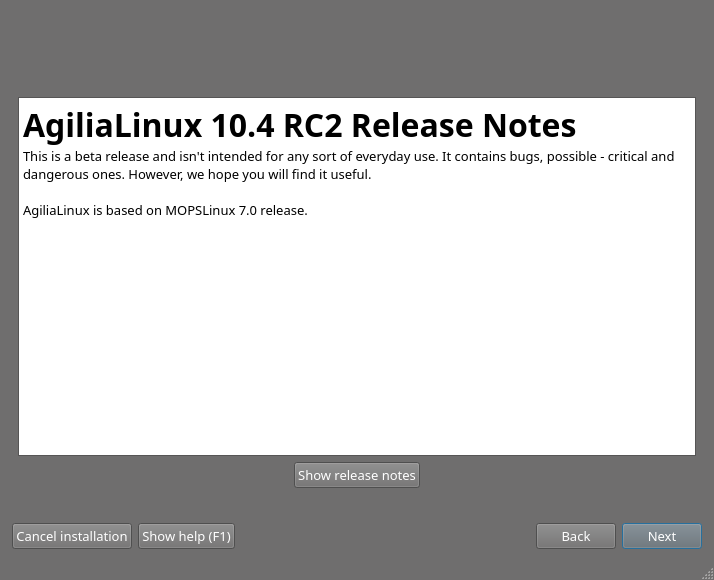
This is guiinstaller/guisetup/mainwindow.ui in aix27249/mpkg as Qt 5 draws it before an edit. The edited form follows.
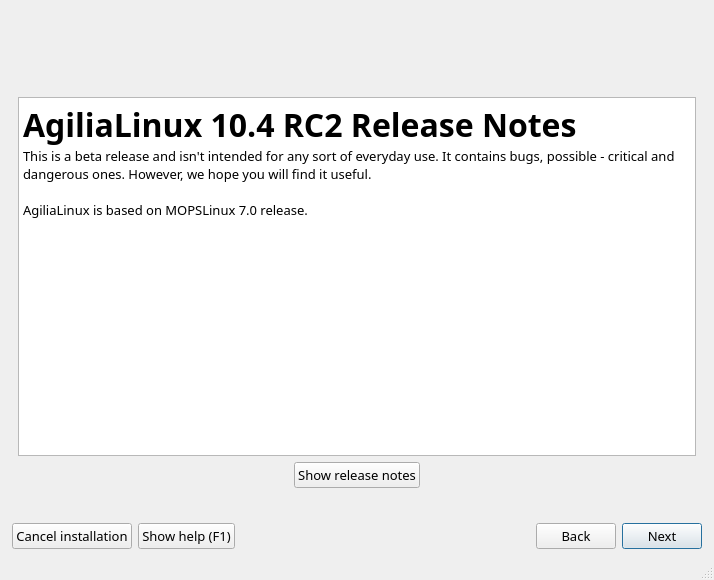
This is the edited form. The open tabs and pages were chosen to show the change. Icons and pictures are not drawn.

Commit message: reset installer colors to default theme: it is better when colors are selected by global theme setup, not app-specific

Patch:
```diff
--- a/guiinstaller/guisetup/mainwindow.ui
+++ b/guiinstaller/guisetup/mainwindow.ui
@@ -28,421 +28,6 @@
     <height>580</height>
    </size>
   </property>
-  <property name="palette">
-   <palette>
-    <active>
-     <colorrole role="WindowText">
-      <brush brushstyle="SolidPattern">
-       <color alpha="255">
-        <red>255</red>
-        <green>255</green>
-        <blue>255</blue>
-       </color>
-      </brush>
-     </colorrole>
-     <colorrole role="Button">
-      <brush brushstyle="SolidPattern">
-       <color alpha="255">
-        <red>111</red>
-        <green>110</green>
-        <blue>110</blue>
-       </color>
-      </brush>
-     </colorrole>
-     <colorrole role="Light">
-      <brush brushstyle="SolidPattern">
-       <color alpha="255">
-        <red>167</red>
-        <green>165</green>
-        <blue>165</blue>
-       </color>
-      </brush>
-     </colorrole>
-     <colorrole role="Midlight">
-      <brush brushstyle="SolidPattern">
-       <color alpha="255">
-        <red>139</red>
-        <green>137</green>
-        <blue>137</blue>
-       </color>
-      </brush>
-     </colorrole>
-     <colorrole role="Dark">
-      <brush brushstyle="SolidPattern">
-       <color alpha="255">
-        <red>55</red>
-        <green>55</green>
-        <blue>55</blue>
-       </color>
-      </brush>
-     </colorrole>
-     <colorrole role="Mid">
-      <brush brushstyle="SolidPattern">
-       <color alpha="255">
-        <red>74</red>
-        <green>73</green>
-        <blue>73</blue>
-       </color>
-      </brush>
-     </colorrole>
-     <colorrole role="Text">
-      <brush brushstyle="SolidPattern">
-       <color alpha="255">
-        <red>0</red>
-        <green>0</green>
-        <blue>0</blue>
-       </color>
-      </brush>
-     </colorrole>
-     <colorrole role="BrightText">
-      <brush brushstyle="SolidPattern">
-       <color alpha="255">
-        <red>255</red>
-        <green>255</green>
-        <blue>255</blue>
-       </color>
-      </brush>
-     </colorrole>
-     <colorrole role="ButtonText">
-      <brush brushstyle="SolidPattern">
-       <color alpha="255">
-        <red>255</red>
-        <green>255</green>
-        <blue>255</blue>
-       </color>
-      </brush>
-     </colorrole>
-     <colorrole role="Base">
-      <brush brushstyle="SolidPattern">
-       <color alpha="255">
-        <red>255</red>
-        <green>255</green>
-        <blue>255</blue>
-       </color>
-      </brush>
-     </colorrole>
-     <colorrole role="Window">
-      <brush brushstyle="SolidPattern">
-       <color alpha="255">
-        <red>111</red>
-        <green>110</green>
-        <blue>110</blue>
-       </color>
-      </brush>
-     </colorrole>
-     <colorrole role="Shadow">
-      <brush brushstyle="SolidPattern">
-       <color alpha="255">
-        <red>0</red>
-        <green>0</green>
-        <blue>0</blue>
-       </color>
-      </brush>
-     </colorrole>
-     <colorrole role="AlternateBase">
-      <brush brushstyle="SolidPattern">
-       <color alpha="255">
-        <red>55</red>
-        <green>55</green>
-        <blue>55</blue>
-       </color>
-      </brush>
-     </colorrole>
-     <colorrole role="ToolTipBase">
-      <brush brushstyle="SolidPattern">
-       <color alpha="255">
-        <red>255</red>
-        <green>255</green>
-        <blue>220</blue>
-       </color>
-      </brush>
-     </colorrole>
-     <colorrole role="ToolTipText">
-      <brush brushstyle="SolidPattern">
-       <color alpha="255">
-        <red>0</red>
-        <green>0</green>
-        <blue>0</blue>
-       </color>
-      </brush>
-     </colorrole>
-    </active>
-    <inactive>
-     <colorrole role="WindowText">
-      <brush brushstyle="SolidPattern">
-       <color alpha="255">
-        <red>255</red>
-        <green>255</green>
-        <blue>255</blue>
-       </color>
-      </brush>
-     </colorrole>
-     <colorrole role="Button">
-      <brush brushstyle="SolidPattern">
-       <color alpha="255">
-        <red>111</red>
-        <green>110</green>
-        <blue>110</blue>
-       </color>
-      </brush>
-     </colorrole>
-     <colorrole role="Light">
-      <brush brushstyle="SolidPattern">
-       <color alpha="255">
-        <red>167</red>
-        <green>165</green>
-        <blue>165</blue>
-       </color>
-      </brush>
-     </colorrole>
-     <colorrole role="Midlight">
-      <brush brushstyle="SolidPattern">
-       <color alpha="255">
-        <red>139</red>
-        <green>137</green>
-        <blue>137</blue>
-       </color>
-      </brush>
-     </colorrole>
-     <colorrole role="Dark">
-      <brush brushstyle="SolidPattern">
-       <color alpha="255">
-        <red>55</red>
-        <green>55</green>
-        <blue>55</blue>
-       </color>
-      </brush>
-     </colorrole>
-     <colorrole role="Mid">
-      <brush brushstyle="SolidPattern">
-       <color alpha="255">
-        <red>74</red>
-        <green>73</green>
-        <blue>73</blue>
-       </color>
-      </brush>
-     </colorrole>
-     <colorrole role="Text">
-      <brush brushstyle="SolidPattern">
-       <color alpha="255">
-        <red>0</red>
-        <green>0</green>
-        <blue>0</blue>
-       </color>
-      </brush>
-     </colorrole>
-     <colorrole role="BrightText">
-      <brush brushstyle="SolidPattern">
-       <color alpha="255">
-        <red>255</red>
-        <green>255</green>
-        <blue>255</blue>
-       </color>
-      </brush>
-     </colorrole>
-     <colorrole role="ButtonText">
-      <brush brushstyle="SolidPattern">
-       <color alpha="255">
-        <red>255</red>
-        <green>255</green>
-        <blue>255</blue>
-       </color>
-      </brush>
-     </colorrole>
-     <colorrole role="Base">
-      <brush brushstyle="SolidPattern">
-       <color alpha="255">
-        <red>255</red>
-        <green>255</green>
-        <blue>255</blue>
-       </color>
-      </brush>
-     </colorrole>
-     <colorrole role="Window">
-      <brush brushstyle="SolidPattern">
-       <color alpha="255">
-        <red>111</red>
-        <green>110</green>
-        <blue>110</blue>
-       </color>
-      </brush>
-     </colorrole>
-     <colorrole role="Shadow">
-      <brush brushstyle="SolidPattern">
-       <color alpha="255">
-        <red>0</red>
-        <green>0</green>
-        <blue>0</blue>
-       </color>
-      </brush>
-     </colorrole>
-     <colorrole role="AlternateBase">
-      <brush brushstyle="SolidPattern">
-       <color alpha="255">
-        <red>55</red>
-        <green>55</green>
-        <blue>55</blue>
-       </color>
-      </brush>
-     </colorrole>
-     <colorrole role="ToolTipBase">
-      <brush brushstyle="SolidPattern">
-       <color alpha="255">
-        <red>255</red>
-        <green>255</green>
-        <blue>220</blue>
-       </color>
-      </brush>
-     </colorrole>
-     <colorrole role="ToolTipText">
-      <brush brushstyle="SolidPattern">
-       <color alpha="255">
-        <red>0</red>
-        <green>0</green>
-        <blue>0</blue>
-       </color>
-      </brush>
-     </colorrole>
-    </inactive>
-    <disabled>
-     <colorrole role="WindowText">
-      <brush brushstyle="SolidPattern">
-       <color alpha="255">
-        <red>55</red>
-        <green>55</green>
-        <blue>55</blue>
-       </color>
-      </brush>
-     </colorrole>
-     <colorrole role="Button">
-      <brush brushstyle="SolidPattern">
-       <color alpha="255">
-        <red>111</red>
-        <green>110</green>
-        <blue>110</blue>
-       </color>
-      </brush>
-     </colorrole>
-     <colorrole role="Light">
-      <brush brushstyle="SolidPattern">
-       <color alpha="255">
-        <red>167</red>
-        <green>165</green>
-        <blue>165</blue>
-       </color>
-      </brush>
-     </colorrole>
-     <colorrole role="Midlight">
-      <brush brushstyle="SolidPattern">
-       <color alpha="255">
-        <red>139</red>
-        <green>137</green>
-        <blue>137</blue>
-       </color>
-      </brush>
-     </colorrole>
-     <colorrole role="Dark">
-      <brush brushstyle="SolidPattern">
-       <color alpha="255">
-        <red>55</red>
-        <green>55</green>
-        <blue>55</blue>
-       </color>
-      </brush>
-     </colorrole>
-     <colorrole role="Mid">
-      <brush brushstyle="SolidPattern">
-       <color alpha="255">
-        <red>74</red>
-        <green>73</green>
-        <blue>73</blue>
-       </color>
-      </brush>
-     </colorrole>
-     <colorrole role="Text">
-      <brush brushstyle="SolidPattern">
-       <color alpha="255">
-        <red>55</red>
-        <green>55</green>
-        <blue>55</blue>
-       </color>
-      </brush>
-     </colorrole>
-     <colorrole role="BrightText">
-      <brush brushstyle="SolidPattern">
-       <color alpha="255">
-        <red>255</red>
-        <green>255</green>
-        <blue>255</blue>
-       </color>
-      </brush>
-     </colorrole>
-     <colorrole role="ButtonText">
-      <brush brushstyle="SolidPattern">
-       <color alpha="255">
-        <red>55</red>
-        <green>55</green>
-        <blue>55</blue>
-       </color>
-      </brush>
-     </colorrole>
-     <colorrole role="Base">
-      <brush brushstyle="SolidPattern">
-       <color alpha="255">
-        <red>111</red>
-        <green>110</green>
-        <blue>110</blue>
-       </color>
-      </brush>
-     </colorrole>
-     <colorrole role="Window">
-      <brush brushstyle="SolidPattern">
-       <color alpha="255">
-        <red>111</red>
-        <green>110</green>
-        <blue>110</blue>
-       </color>
-      </brush>
-     </colorrole>
-     <colorrole role="Shadow">
-      <brush brushstyle="SolidPattern">
-       <color alpha="255">
-        <red>0</red>
-        <green>0</green>
-        <blue>0</blue>
-       </color>
-      </brush>
-     </colorrole>
-     <colorrole role="AlternateBase">
-      <brush brushstyle="SolidPattern">
-       <color alpha="255">
-        <red>111</red>
-        <green>110</green>
-        <blue>110</blue>
-       </color>
-      </brush>
-     </colorrole>
-     <colorrole role="ToolTipBase">
-      <brush brushstyle="SolidPattern">
-       <color alpha="255">
-        <red>255</red>
-        <green>255</green>
-        <blue>220</blue>
-       </color>
-      </brush>
-     </colorrole>
-     <colorrole role="ToolTipText">
-      <brush brushstyle="SolidPattern">
-       <color alpha="255">
-        <red>0</red>
-        <green>0</green>
-        <blue>0</blue>
-       </color>
-      </brush>
-     </colorrole>
-    </disabled>
-   </palette>
-  </property>
   <property name="font">
    <font>
     <family>Droid Sans</family>
```
Left out of the diff: 62 changed lines with no effect on the pictures. The commit also changes 3 other files.
